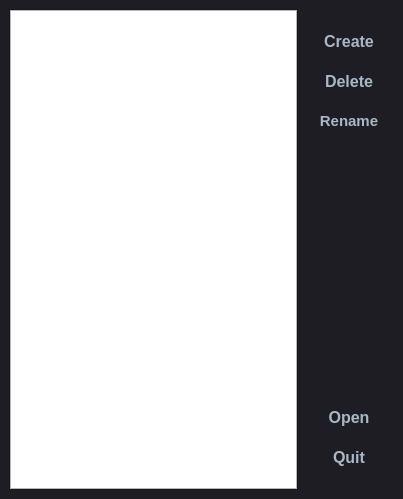
Qt form forms/selectuser.ui (TehPig/MindLeap) before a commit.
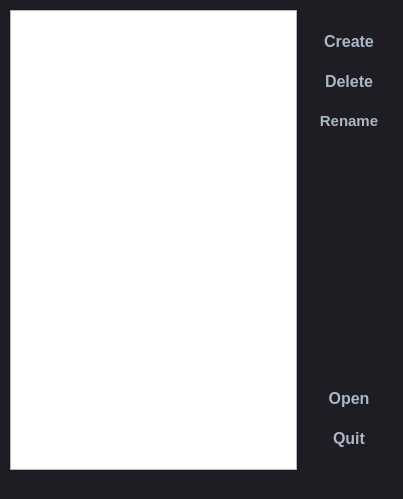
The same form after that commit.

What changed in the file:
```diff
--- a/forms/selectuser.ui
+++ b/forms/selectuser.ui
@@ -565,7 +565,7 @@
          <x>0</x>
          <y>0</y>
          <width>282</width>
-         <height>475</height>
+         <height>450</height>
         </rect>
        </property>
        <property name="sizePolicy">
@@ -639,6 +639,11 @@
     </item>
    </layout>
   </widget>
+  <widget class="QStatusBar" name="statusBar">
+   <property name="sizeGripEnabled">
+    <bool>false</bool>
+   </property>
+  </widget>
  </widget>
  <resources/>
  <connections/>
```
